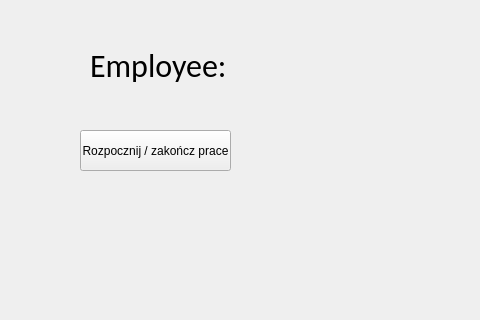
Before: the Qt Designer form EmployeePage.ui in JustKoshi/QTCinemaProject, drawn with Qt 5; both pictures show x 0 to 480 and y 0 to 320 of the 607 by 412 pixel window.
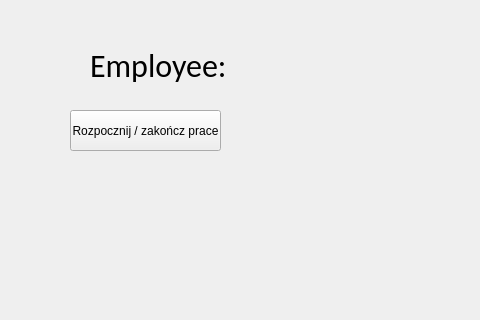
After: the same form once the commit is applied.

The edit to the form file:
```diff
--- a/EmployeePage.ui
+++ b/EmployeePage.ui
@@ -17,8 +17,8 @@
    <widget class="QPushButton" name="pushButton_checkOut">
     <property name="geometry">
      <rect>
-      <x>80</x>
-      <y>130</y>
+      <x>70</x>
+      <y>110</y>
       <width>151</width>
       <height>41</height>
      </rect>
```
